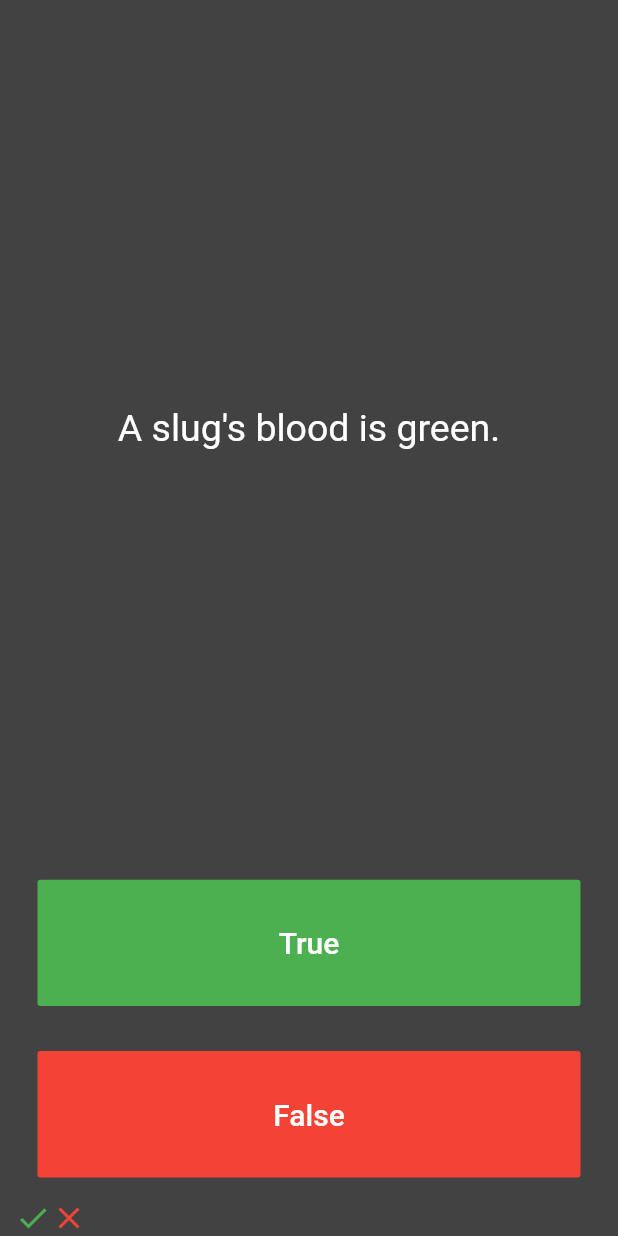
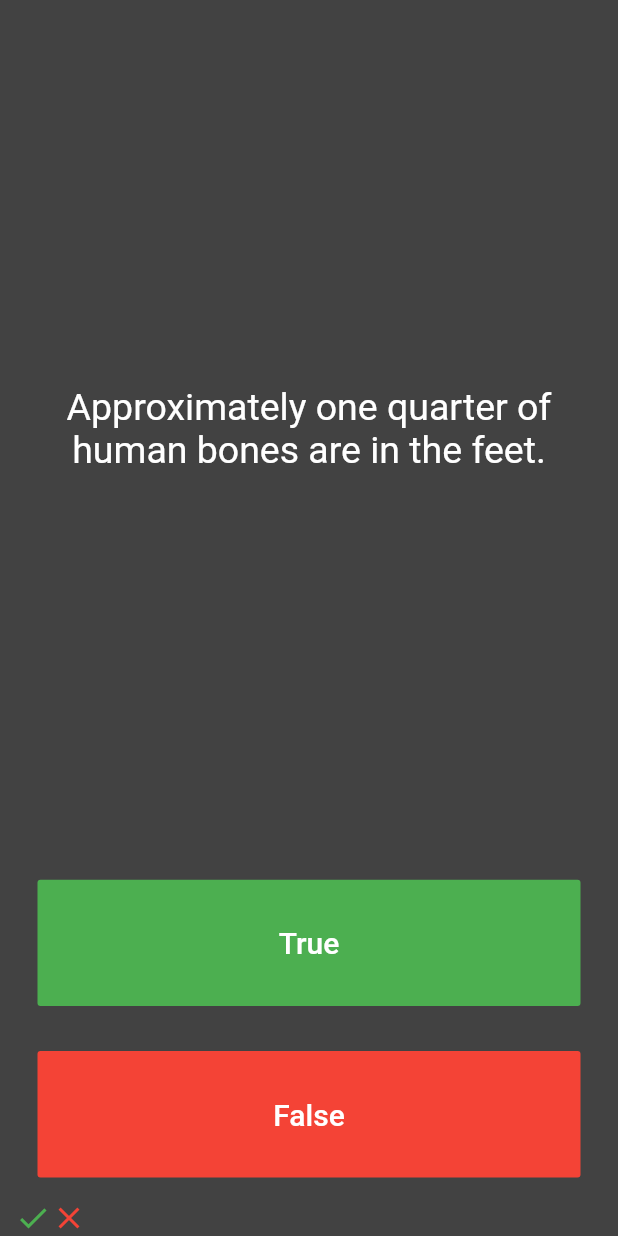
Before and after one commit to jaybhoyar/f-practice, a Flutter app: the screen it shows after launch, after a tap on "True", after a tap on "False", on a phone screen of 412 x 824 dp. Run offline on Flutter 3.47's test engine with Material 2 defaults, Android fonts, the phone set to English and light mode, and no system bars; our stand-ins replace audioplayers.

Commit message:
add quiz brain

```diff
--- a/quizzler-flutter/lib/main.dart
+++ b/quizzler-flutter/lib/main.dart
@@ -1,5 +1,7 @@
 import 'package:flutter/material.dart';
-import 'question.dart';
+import 'quiz_brain.dart';
+
+QuizBrain quizBrain = QuizBrain();
 
 void main() => runApp(Quizzler());
 
@@ -28,14 +30,6 @@
 class _QuizPageState extends State<QuizPage> {
   List<Icon> scoreKepper = [];
 
-  List<Question> questionBank = [
-    Question(q: 'You can lead a cow down stairs but not up stairs.', a: false),
-    Question(
-        q: 'Approximately one quarter of human bones are in the feet.',
-        a: true),
-    Question(q: 'A slug\'s blood is green.', a: true),
-  ];
-
   int questionNumber = 0;
 
   @override
@@ -50,7 +44,7 @@
             padding: EdgeInsets.all(10.0),
             child: Center(
               child: Text(
-                questionBank[questionNumber].questionText,
+                quizBrain.questionBank[questionNumber].questionText,
                 textAlign: TextAlign.center,
                 style: TextStyle(
                   fontSize: 25.0,
@@ -75,7 +69,7 @@
               ),
               onPressed: () {
                 bool correctAnswer =
-                    questionBank[questionNumber].questionAnswer;
+                    quizBrain.questionBank[questionNumber].questionAnswer;
                 if (correctAnswer == false) {
                   print('Right answer');
                 } else {
--- /dev/null
+++ b/quizzler-flutter/lib/quiz_brain.dart
@@ -0,0 +1,33 @@
+import 'question.dart';
+
+class QuizBrain {
+  List<Question> questionBank = [
+    Question(q: 'Some cats are actually allergic to humans', a: true),
+    Question(q: 'You can lead a cow down stairs but not up stairs.', a: false),
+    Question(
+        q: 'Approximately one quarter of human bones are in the feet.',
+        a: true),
+    Question(q: 'A slug\'s blood is green.', a: true),
+    Question(q: 'Buzz Aldrin\'s mother\'s maiden name was \"Moon\".', a: true),
+    Question(q: 'It is illegal to pee in the Ocean in Portugal.', a: true),
+    Question(
+        q: 'No piece of square dry paper can be folded in half more than 7 times.',
+        a: false),
+    Question(
+        q: 'In London, UK, if you happen to die in the House of Parliament, you are technically entitled to a state funeral, because the building is considered too sacred a place.',
+        a: true),
+    Question(
+        q: 'The loudest sound produced by any animal is 188 decibels. That animal is the African Elephant.',
+        a: false),
+    Question(
+        q: 'The total surface area of two human lungs is approximately 70 square metres.',
+        a: true),
+    Question(q: 'Google was originally called \"Backrub\".', a: true),
+    Question(
+        q: 'Chocolate affects a dog\'s heart and nervous system; a few ounces are enough to kill a small dog.',
+        a: true),
+    Question(
+        q: 'In West Virginia, USA, if you accidentally hit an animal with your car, you are free to take it home to eat.',
+        a: true),
+  ];
+}
```
